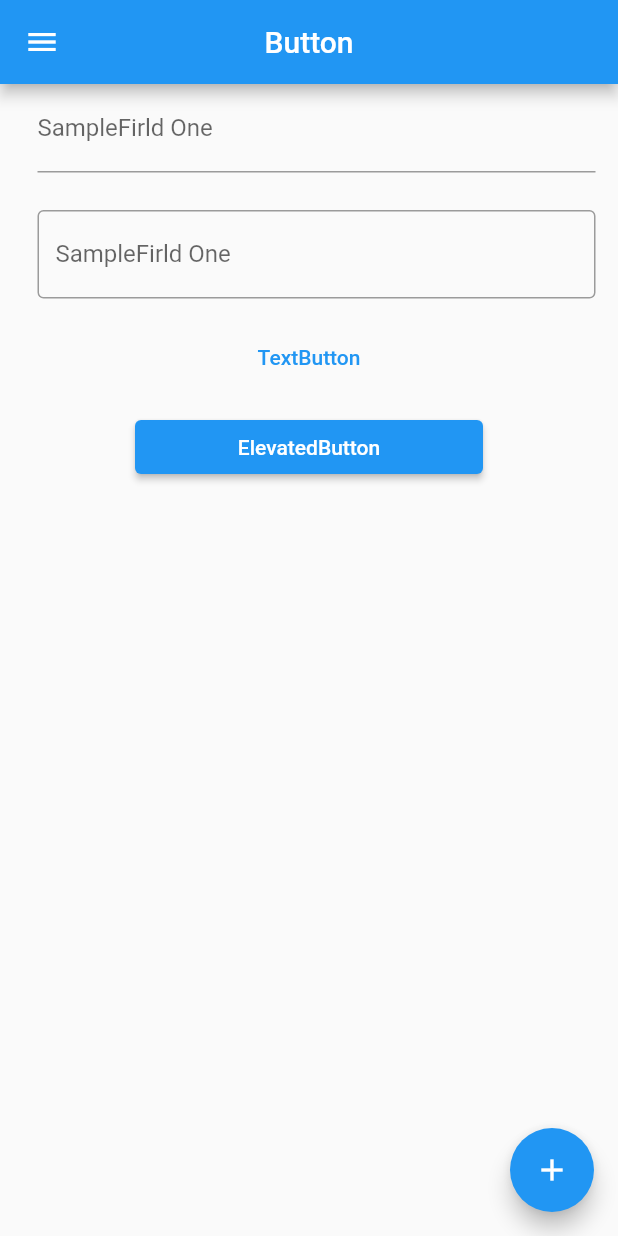
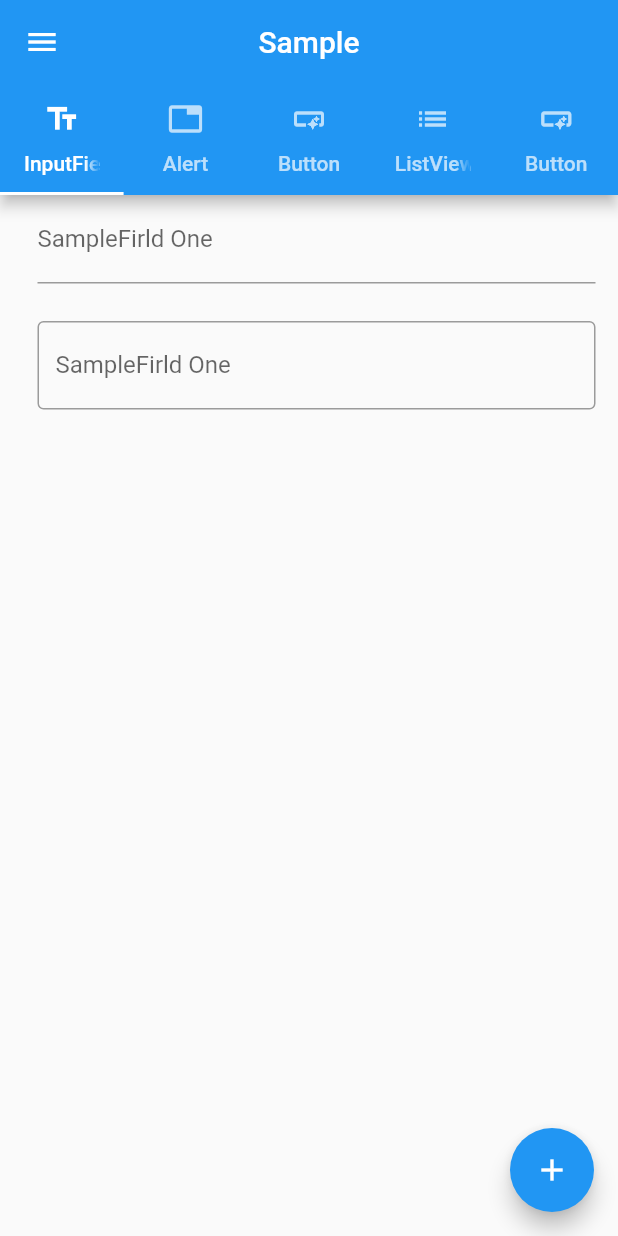
Before and after one commit to SVK5227D/Flutter_Try, a Flutter app: the screen it shows after launch, on a phone screen of 412 x 824 dp. Run offline on Flutter 3.47's test engine with Material 2 defaults, Android fonts, the phone set to English and light mode, and no system bars.

```diff
--- a/sample/lib/button.dart
+++ b/sample/lib/button.dart
@@ -10,25 +10,6 @@ class ButtonPage extends StatelessWidget {
       home: Scaffold(
         body: ListView(
           children: [
-            Container(
-              padding: const EdgeInsets.only(left: 25, right: 15),
-              child: const TextField(
-                decoration: InputDecoration(
-                  border: UnderlineInputBorder(),
-                  labelText: 'SampleFirld One',
-                  hintText: 'Enter Password',
-                ),
-              ),
-            ),
-            Container(
-              padding: const EdgeInsets.only(top: 25, left: 25, right: 15),
-              child: const TextField(
-                decoration: InputDecoration(
-                  border: OutlineInputBorder(),
-                  labelText: 'SampleFirld One',
-                ),
-              ),
-            ),
             Container(
               padding: const EdgeInsets.only(top: 15),
               child: TextButton(
@@ -43,6 +24,14 @@ class ButtonPage extends StatelessWidget {
                 child: const Text('ElevatedButton'),
               ),
             ),
+            Container(
+              padding: const EdgeInsets.only(left: 90, right: 90, top: 12),
+              child: OutlinedButton(
+                onPressed: () {},
+                child: const Text('OutlinedButton'),
+              ),
+            ),
+            Image.asset('images/sample.jpeg')
           ],
         ),
       ),
--- /dev/null
+++ b/sample/lib/fields.dart
@@ -0,0 +1,33 @@
+import 'package:flutter/material.dart';
+
+class FieldsView extends StatelessWidget {
+  const FieldsView({super.key});
+
+  @override
+  Widget build(BuildContext context) {
+    return Scaffold(
+      body: ListView(children: [
+        Container(
+          padding: const EdgeInsets.only(left: 25, right: 15),
+          child: const TextField(
+            decoration: InputDecoration(
+              border: UnderlineInputBorder(),
+              labelText: 'SampleFirld One',
+              hintText: 'Enter Password',
+            ),
+          ),
+        ),
+        Container(
+          padding: const EdgeInsets.only(top: 25, left: 25, right: 15),
+          child: const TextField(
+            decoration: InputDecoration(
+              border: OutlineInputBorder(),
+              labelText: 'SampleFirld One',
+            ),
+          ),
+        ),
+
+      ]),
+    );
+  }
+}
--- a/sample/lib/main.dart
+++ b/sample/lib/main.dart
@@ -1,4 +1,8 @@
+import 'form.dart';
+import 'list.dart';
+import 'fields.dart';
 import 'button.dart';
+import 'selectButton.dart';
 import 'package:flutter/material.dart';
 
 void main() => {runApp(const MyApp())};
@@ -14,10 +18,20 @@ class MyApp extends StatelessWidget {
       //   title: const Text('Sample'),
       // ),
 
-      home: Scaffold(
+      home: DefaultTabController(
+        length: 5,
+        child: Scaffold(
           appBar: AppBar(
             centerTitle: true,
-            title: const Text('Button'),
+            title: const Text('Sample'),
+            bottom: const TabBar(tabs: [
+              Tab(icon: Icon(Icons.text_fields), text: "InputFields"),
+              Tab(icon: Icon(Icons.tab_outlined), text: "Alert"),
+              Tab(icon: Icon(Icons.smart_button_outlined), text: "Button"),
+              Tab(icon: Icon(Icons.list), text: "ListView"),
+              // Tab(icon: Icon(Icons.list_alt_sharp), text: "LongListView"),
+              Tab(icon: Icon(Icons.smart_button), text: "Button"),
+            ]),
           ),
           drawer: Drawer(
             child: ListView(
@@ -47,11 +61,39 @@ class MyApp extends StatelessWidget {
               ],
             ),
           ),
-          body: const ButtonPage(),
+          body: const TabBarView(
+            children: [
+              FieldsView(),
+              FormWigets(),
+              ButtonPage(),
+              ListBulid(),
+              SelectButton(),
+              // LongListView(
+              //   sampleText: ['Sample Text1', 'Sample Text2'],
+              //   // sampleText: List<String>.generate(50, (i) => "Product List: $i"),
+              // ),
+            ],
+          ),
           floatingActionButton: FloatingActionButton(
             onPressed: () {},
             child: const Icon(Icons.add),
-          )),
+          ),
+          // floatingActionButtonLocation: FloatingActionButtonLocation.centerFloat,
+          // bottomNavigationBar: BottomNavigationBar(
+          //   items: const [
+          //     BottomNavigationBarItem(
+          //       icon: Icon(Icons.home),
+          //     ),
+          //     BottomNavigationBarItem(
+          //       icon: Icon(Icons.search),
+          //     ),
+          //     BottomNavigationBarItem(
+          //       icon: Icon(Icons.account_circle),
+          //     ),
+          //   ],
+          // ),
+        ),
+      ),
     );
   }
 }
```
Also changed, not shown: sample/lib/card.dart (added, +20 -0 lines), sample/lib/form.dart (added, +73 -0 lines), sample/lib/list.dart (added, +52 -0 lines), sample/lib/selectButton.dart (added, +40 -0 lines), sample/pubspec.yaml (+46 -49 lines), sample/images/sample.jpeg (added).
